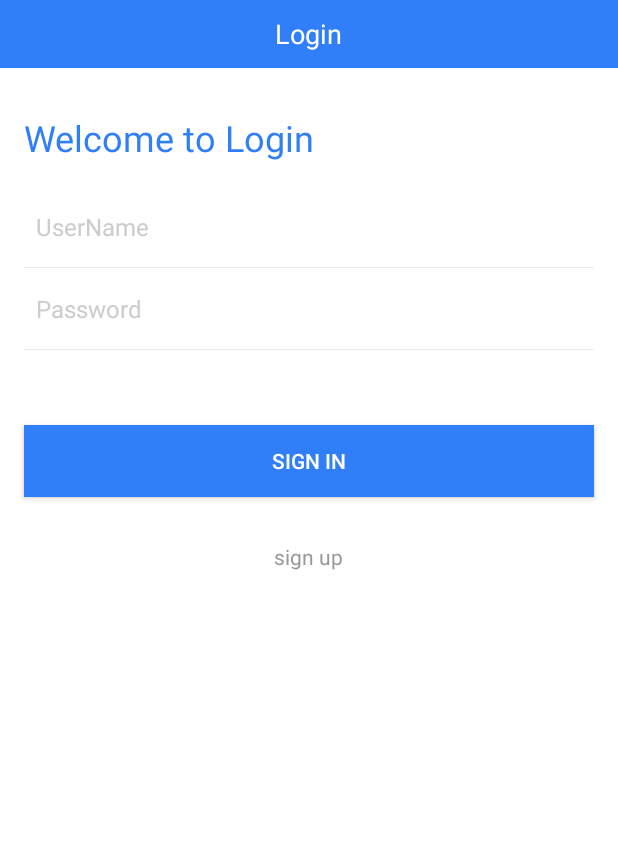
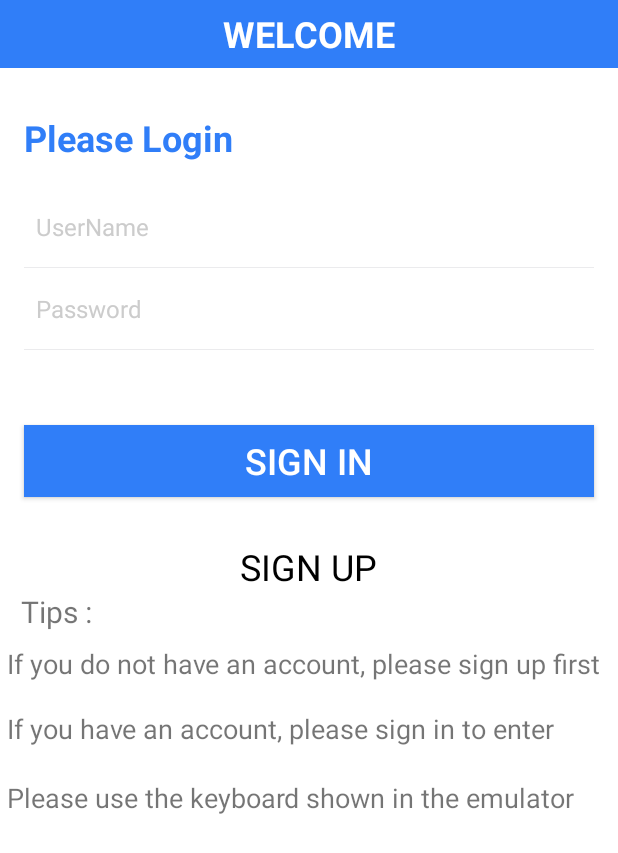
Before and after one commit to yvaine613/Assignment, an Android app: the LoginActivity screen opened directly, with no data from a screen before it, on a phone screen of 412 x 824 dp. Shown: the top 853 px of the screen. Run offline under Robolectric (Android 15) with nearby library versions, the phone set to English and light mode, and no system bars.

Commit message:
Modify login page UI

```diff
--- a/app/src/main/res/layout/activity_login.xml
+++ b/app/src/main/res/layout/activity_login.xml
@@ -15,9 +15,10 @@
             android:layout_width="wrap_content"
             android:layout_height="wrap_content"
             android:layout_centerInParent="true"
-            android:text="Login"
+            android:text="WELCOME"
             android:textColor="@color/white"
-            android:textSize="18sp" />
+            android:textSize="24sp"
+            android:textStyle="bold" />
     </RelativeLayout>
 
     <TextView
@@ -26,9 +27,10 @@
         android:layout_marginTop="30dp"
         android:paddingLeft="16dp"
         android:paddingRight="16dp"
-        android:text="Welcome to Login"
+        android:text="Please Login"
         android:textColor="@color/colorPrimary"
-        android:textSize="24sp" />
+        android:textSize="24sp"
+        android:textStyle="bold" />
 
     <LinearLayout
         android:layout_width="match_parent"
@@ -96,7 +98,6 @@
         android:background="#ebebed" />
 
 
-
     <Button
         android:id="@+id/btLogin"
         android:layout_width="match_parent"
@@ -106,7 +107,8 @@
         android:layout_marginRight="16dp"
         android:background="@color/colorPrimary"
         android:text="Sign in"
-        android:textColor="@color/white" />
+        android:textColor="@color/white"
+        android:textSize="24sp" />
 
     <TextView
         android:id="@+id/mRegisterTv"
@@ -114,7 +116,36 @@
         android:layout_height="wrap_content"
         android:layout_gravity="center_horizontal"
         android:layout_marginTop="30dp"
-        android:text="sign up"
-        android:textColor="#999"
-        android:textSize="14sp" />
+        android:text="SIGN UP"
+        android:textColor="@color/black"
+        android:textSize="24sp" />
+
+    <TextView
+        android:id="@+id/textView7"
+        android:layout_width="match_parent"
+        android:layout_height="36dp"
+        android:text="   Tips :"
+        android:textSize="20sp" />
+
+    <TextView
+        android:id="@+id/textView11"
+        android:layout_width="match_parent"
+        android:layout_height="43dp"
+        android:text=" If you do not have an account, please sign up first"
+        android:textSize="18sp" />
+
+    <TextView
+        android:id="@+id/textView15"
+        android:layout_width="match_parent"
+        android:layout_height="46dp"
+        android:text=" If you have an account, please sign in to enter"
+        android:textSize="18sp" />
+
+    <TextView
+        android:id="@+id/textView16"
+        android:layout_width="match_parent"
+        android:layout_height="46dp"
+        android:text=" Please use the keyboard shown in the emulator"
+        android:textSize="18sp" />
+
 </LinearLayout>
```
